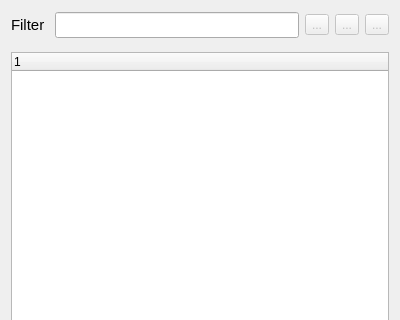
The window that sources/outlinerview.ui (mikaelsundell/usdviewer) describes before a commit, drawn with Qt 5; both pictures show x 0 to 400 and y 0 to 320 of the 400 by 826 pixel window.
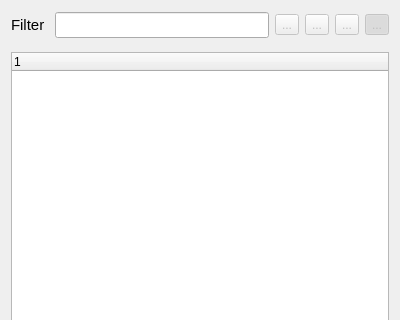
The same window after the commit. Icons and pictures are not drawn. Custom widgets are drawn as their Qt base class.

Commit message: Added follow selection in outliner

The edit to the form file:
```diff
--- a/sources/outlinerview.ui
+++ b/sources/outlinerview.ui
@@ -107,6 +107,27 @@
         </property>
        </widget>
       </item>
+      <item>
+       <widget class="QToolButton" name="follow">
+        <property name="enabled">
+         <bool>false</bool>
+        </property>
+        <property name="text">
+         <string>...</string>
+        </property>
+        <property name="icon">
+         <iconset resource="viewer.qrc">
+          <normaloff>:/icons/resources/Follow.png</normaloff>
+          <disabledoff>:/icons/resources/FollowDisabled.png</disabledoff>:/icons/resources/Follow.png</iconset>
+        </property>
+        <property name="checkable">
+         <bool>true</bool>
+        </property>
+        <property name="checked">
+         <bool>true</bool>
+        </property>
+       </widget>
+      </item>
      </layout>
     </widget>
    </item>
```
Left out of the diff: 13 changed lines with no effect on the pictures. The commit also changes 7 other files.
